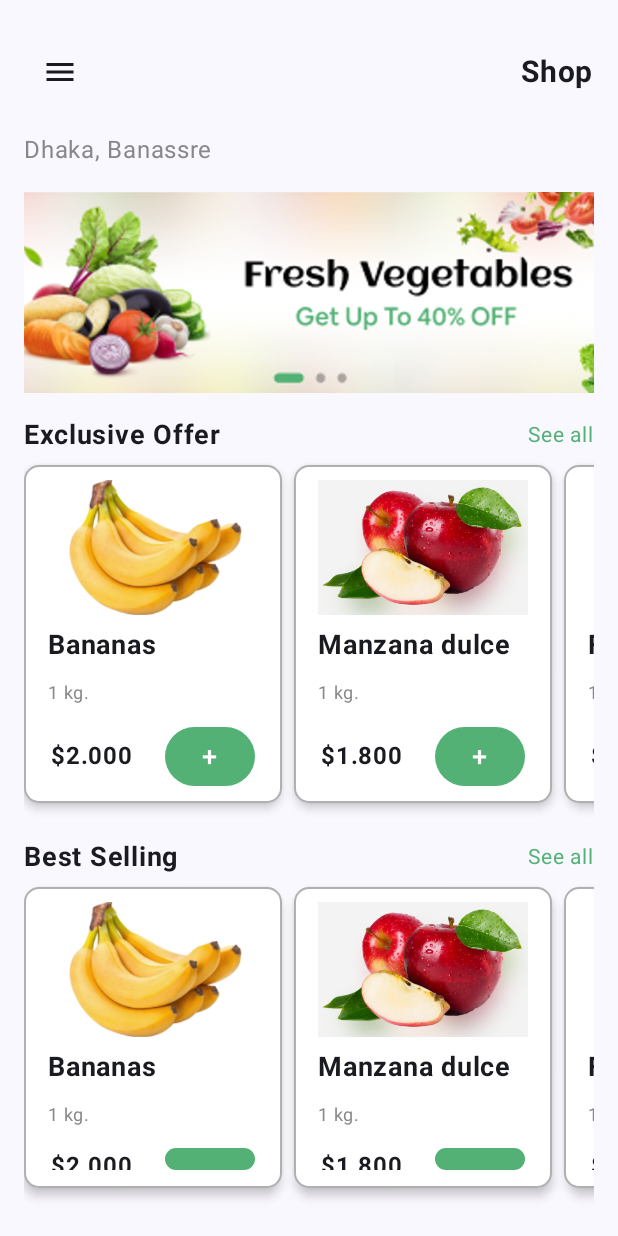
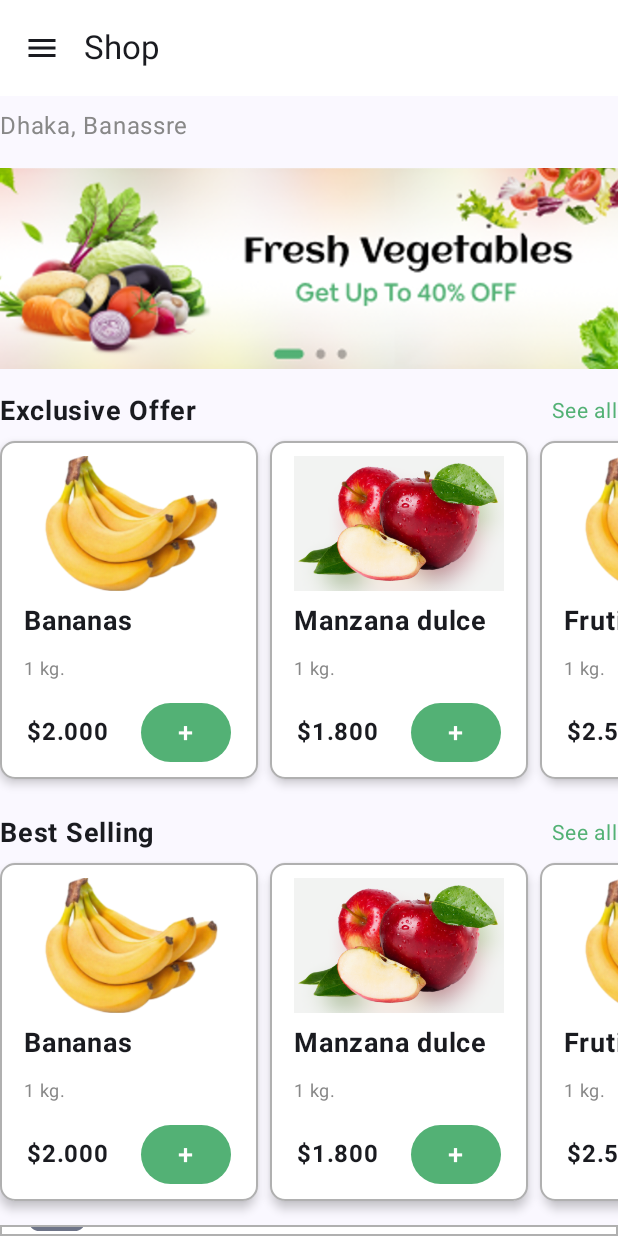
Before and after one commit to TobiasIni/TP3-NectarProject, an Android app built with Jetpack Compose: the HomeScreen screen opened through its navigation route, on a phone screen of 412 x 824 dp. Run offline under Robolectric (Android 15) with nearby library versions, the phone set to English and light mode, and no system bars.

```diff
--- a/app/src/main/java/com/example/nectar/home/HomeScreen.kt
+++ b/app/src/main/java/com/example/nectar/home/HomeScreen.kt
@@ -32,6 +32,7 @@ import androidx.compose.ui.unit.sp
 import androidx.navigation.NavController
 import androidx.navigation.compose.rememberNavController
 import com.example.nectar.BottomNavigationBar
+import com.example.nectar.CustomTopBar
 import com.example.nectar.R
 import com.example.nectar.ui.theme.NectarTheme
 import com.example.nectar.ui.theme.components.Product
@@ -47,9 +48,8 @@ fun HomeScreen(navController: NavController) {
             Column(
                 modifier = Modifier
                     .fillMaxSize()
-                    .padding(16.dp)
             ) {
-                TopAppBar()
+                CustomTopBar(title = "Shop")
                 LocationBar()
                 CarouselBanner()
                 ProductSection(
@@ -62,7 +62,7 @@ fun HomeScreen(navController: NavController) {
                     products = sampleProducts,
                     navController = navController
                 )
-                Spacer(modifier = Modifier.weight(1f))
+                Spacer(modifier = Modifier.weight(0.9f))
                 BottomNavigationBar()
             }
         }
--- a/app/src/main/java/com/example/nectar/navigation/AppNavigation.kt
+++ b/app/src/main/java/com/example/nectar/navigation/AppNavigation.kt
@@ -9,7 +9,7 @@ import com.example.nectar.SplashScreen
 import com.example.nectar.detail.DetailScreen
 import com.example.nectar.singin.Login
 import com.example.nectar.home.HomeScreen
-import com.example.nectar.navigation.AppScreems
+
 
 @Composable
 fun AppNavigation() {
--- a/app/src/main/java/com/example/nectar/signup/SignUp.kt
+++ b/app/src/main/java/com/example/nectar/signup/SignUp.kt
@@ -86,7 +86,7 @@ fun Login(navController: NavController) {
         Spacer(modifier = Modifier.padding(15.dp))
         Box(modifier = Modifier.align(Alignment.CenterHorizontally)){
             BotonPrincipal(body = "Sign Up", color = VerdePersonalizado, onClick = {navController.navigate(
-                AppScreems.HomeScreen.route)})
+                AppScreems.selectLocationScreen.route)})
             }
         Text(
             text = "Already have an account? SignUp",
```
